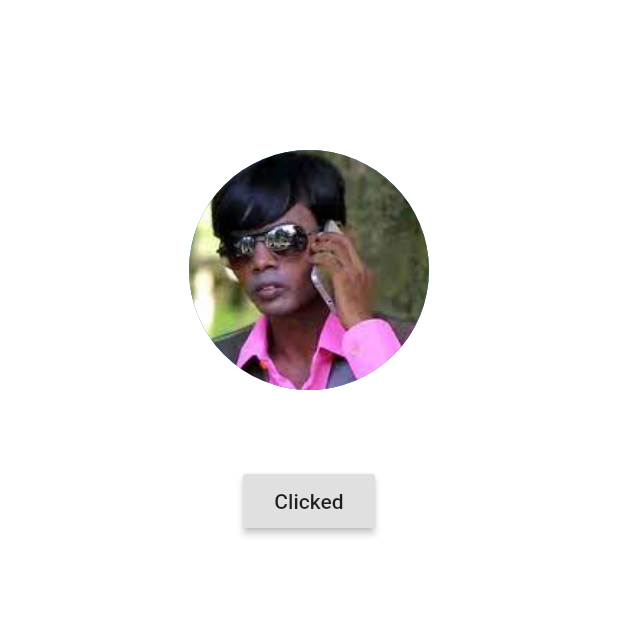
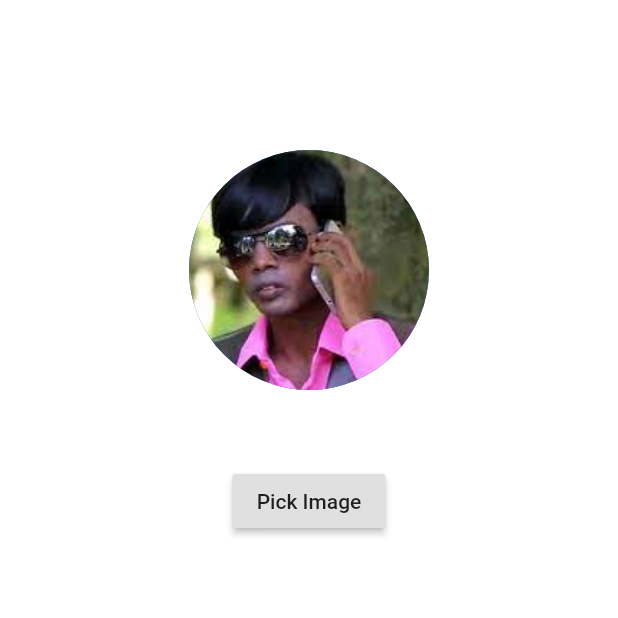
Before and after one commit to Abdullah272056/image_upload, a Flutter app: the screen it shows after launch, on a phone screen of 412 x 824 dp, the top half of it. Run offline on Flutter 3.47's test engine with Material 2 defaults, Android fonts, the phone set to English and light mode, and no system bars; our stand-ins replace image_picker; statements that could not run were skipped.

Commit message:
init project

```diff
--- a/lib/change_password_page.dart
+++ b/lib/change_password_page.dart
@@ -56,7 +56,7 @@ class _ChangePasswordState extends State<ChangePasswordScreen> {
                  showModalBottomSheet(context: context, builder: ( (builder) =>_buildBottomSheet()));
 
                },
-              child:  Text("Clicked"),
+              child:  Text("Pick Image"),
             ),
 
           ],
--- a/lib/main.dart
+++ b/lib/main.dart
@@ -19,7 +19,7 @@ class MyApp extends StatelessWidget {
   @override
   Widget build(BuildContext context) {
     return MaterialApp(
-      debugShowCheckedModeBanner: false,
+
       title: 'Login Screen',
       home: ChangePasswordScreen(),
     );
```
